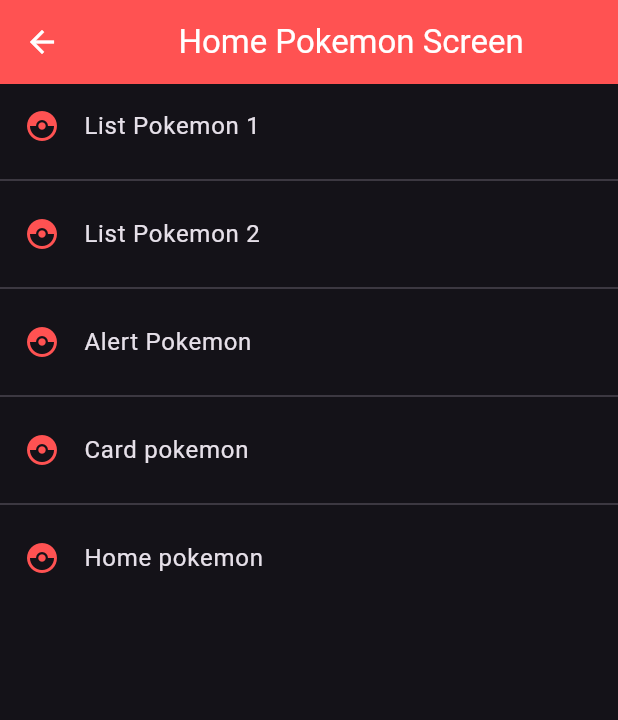
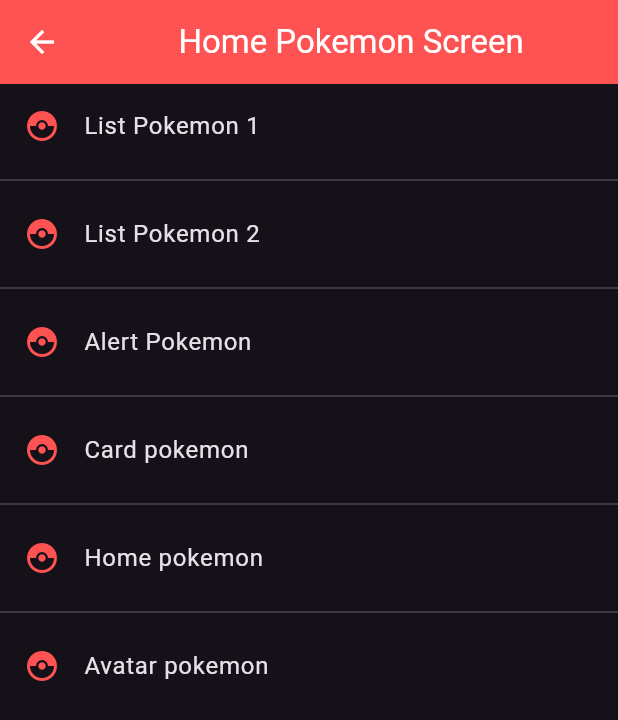
Before and after one commit to Franma2005/pokemon_app, a Flutter app: the screen it shows after launch, on a phone screen of 412 x 824 dp. Shown: the top 720 px of the screen. Run offline on Flutter 3.47's test engine with Material 3 defaults, Android fonts, the phone set to English and light mode, and no system bars.

Commit message:
animated_screen.dart

```diff
--- a/lib/router/app_routes.dart
+++ b/lib/router/app_routes.dart
@@ -37,6 +37,12 @@ class AppRoutes {
       nombre: 'Home pokemon',
       screen: HomepokemonScreen()
     ),
+    MenuOption(
+      route: '/avatarpokemon',
+      icon: Icon(icon),
+      nombre: 'Avatar pokemon',
+      screen: AvatarPokemonScreen()
+    )
   ];
 
   AppRoutes._singleton();
--- a/lib/screens/screen.dart
+++ b/lib/screens/screen.dart
@@ -3,3 +3,4 @@ export 'cardpokemon_screen.dart';
 export 'homepokemon_screen.dart';
 export 'listview1pokemon_screen.dart';
 export 'listview2pokemon_screen copy.dart';
+export 'avatarpokemon_screen.dart';
--- a/pubspec.yaml
+++ b/pubspec.yaml
@@ -59,8 +59,7 @@ flutter:
 
   # To add assets to your application, add an assets section, like this:
   assets:
-      - assets/jar-loading.gif
-      - assets/pikachu.jpg
+      - assets/
   #   - images/a_dot_burr.jpeg
   #   - images/a_dot_ham.jpeg
 
```
Also changed, not shown: lib/screens/avatar_pokemon_screen.dart (deleted, +0 -15 lines), lib/screens/avatarpokemon_screen.dart (added, +32 -0 lines), assets/creador-pokemon.jpg (added).
